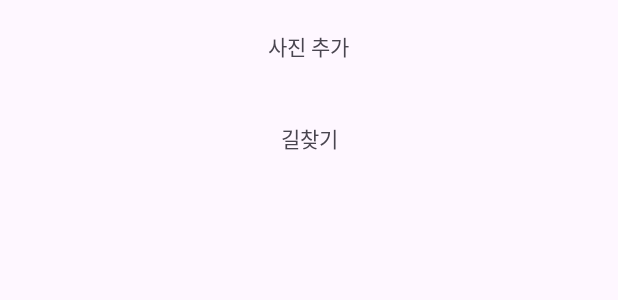
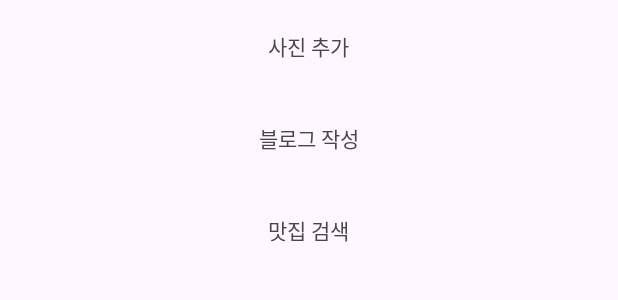
Before and after one commit to seg7577/TravelApp, an Android app: the layout aftermaptouch.xml on its own in the app's theme, with its tools: preview values and no code run, on a phone screen of 412 x 824 dp. Shown: the top 300 px of the screen. Run offline under Robolectric (Android 15) with nearby library versions, the phone set to English and light mode, and no system bars.

Commit message:
하단 다이얼로그 패딩 추가

```diff
--- a/app/src/main/AndroidManifest.xml
+++ b/app/src/main/AndroidManifest.xml
@@ -14,7 +14,8 @@
         android:roundIcon="@mipmap/ic_launcher_round"
         android:supportsRtl="true"
         android:theme="@style/Theme.TravelApp"
-        tools:targetApi="31">
+        tools:targetApi="31"
+        >
         <meta-data
             android:name="com.kakao.sdk.KAKAO_MAP_KEY"
             android:value="KAKAO_MAP_KEY"/> <!-- 실제 키로 대체 -->
--- a/app/src/main/res/layout/activity_main.xml
+++ b/app/src/main/res/layout/activity_main.xml
@@ -5,6 +5,7 @@
     android:id="@+id/main"
     android:layout_width="match_parent"
     android:layout_height="match_parent"
+    android:fitsSystemWindows="true"
     tools:context=".MainActivity">
 
     <!-- 로그인 텍스트 -->
--- a/app/src/main/res/layout/aftermaptouch.xml
+++ b/app/src/main/res/layout/aftermaptouch.xml
@@ -2,8 +2,9 @@
 <LinearLayout xmlns:android="http://schemas.android.com/apk/res/android"
     xmlns:tools="http://schemas.android.com/tools"
     android:layout_width="match_parent"
-    android:layout_height="match_parent"
-    android:orientation="vertical">
+    android:layout_height="wrap_content"
+    android:orientation="vertical"
+    android:paddingBottom="25dp">
     <TextView
         android:id="@+id/addpicture"
         android:layout_width="wrap_content"
@@ -18,6 +19,15 @@
         android:layout_height="wrap_content"
         android:layout_gravity="center_horizontal"
         android:layout_marginTop="40dp"
-        android:text="길찾기"
+        android:text="블로그 작성"
         android:textAlignment="center" />
+
+    <TextView
+        android:layout_width="wrap_content"
+        android:layout_height="wrap_content"
+        android:layout_gravity="center_horizontal"
+        android:layout_marginTop="40dp"
+        android:text="맛집 검색"
+        android:textAlignment="center"/>
+
 </LinearLayout>
--- a/app/src/main/res/layout/login_activity.xml
+++ b/app/src/main/res/layout/login_activity.xml
@@ -9,7 +9,7 @@
     <ImageView
         android:id="@+id/imageView8"
         android:layout_width="wrap_content"
-        android:layout_height="wrap_content"
+        android:layout_height="match_parent"
         app:layout_constraintBottom_toBottomOf="parent"
         app:layout_constraintEnd_toEndOf="parent"
         app:layout_constraintStart_toStartOf="parent"
--- a/app/src/main/res/values/themes.xml
+++ b/app/src/main/res/values/themes.xml
@@ -5,5 +5,11 @@
         <!-- <item name="colorPrimary">@color/my_light_primary</item> -->
     </style>
 
-    <style name="Theme.TravelApp" parent="Base.Theme.TravelApp" />
+    <style name="Theme.TravelApp" parent="Base.Theme.TravelApp">
+
+        <!-- 상태바 및 네비게이션 바 투명화 -->
+        <item name="android:windowTranslucentNavigation">true</item>
+        <item name="android:windowTranslucentStatus">true</item>
+        <item name="android:fitsSystemWindows">true</item>
+    </style>
 </resources>
```
Also changed, not shown: app/src/main/java/com/example/travelapp/LoginActivity.kt (+2 -6 lines), app/src/main/java/com/example/travelapp/MainActivity.kt (+31 -0 lines).
